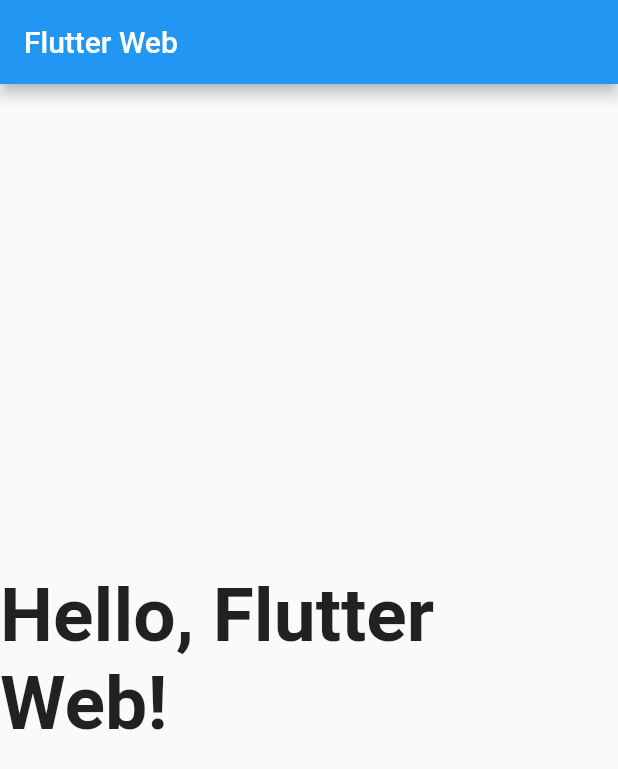
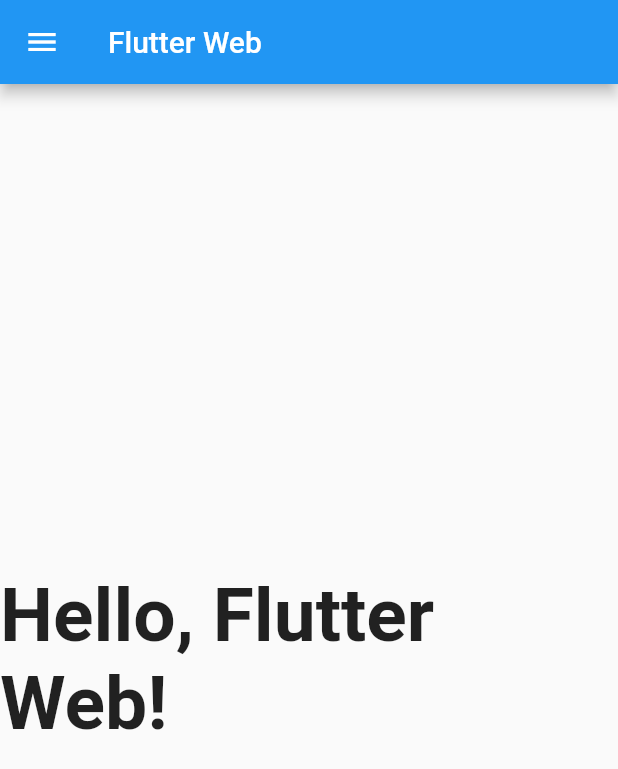
Before and after one commit to erikrios/hello-flutter-web, a Flutter app: the screen it shows after launch, on a phone screen of 412 x 824 dp. Shown: the top 769 px of the screen. Run offline on Flutter 3.47's test engine with Material 2 defaults, Android fonts, the phone set to English and light mode, and no system bars.

```diff
--- a/lib/main.dart
+++ b/lib/main.dart
@@ -11,6 +11,10 @@
       color: Colors.green,
       home: Scaffold(
         appBar: AppBar(
+          leading: IconButton(
+            icon: Icon(Icons.menu),
+            onPressed: () {},
+          ),
           title: Text(
             'Flutter Web',
           ),
```
